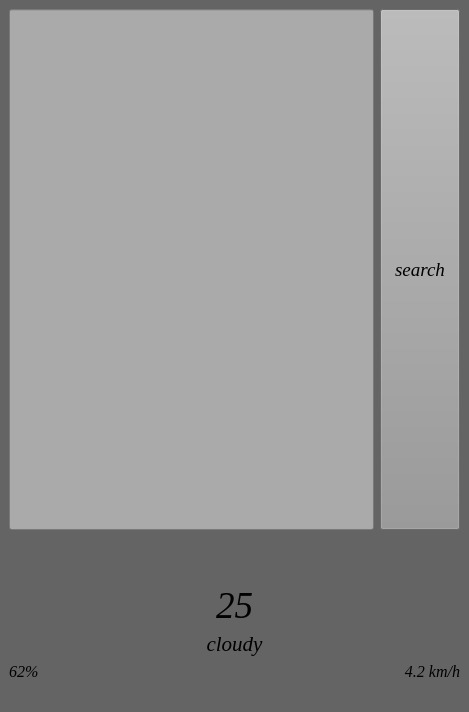
Before: the Qt Designer form PyLearnAPIWeather/main.ui in MSaberian/PyLearnAPI, drawn with Qt 5.
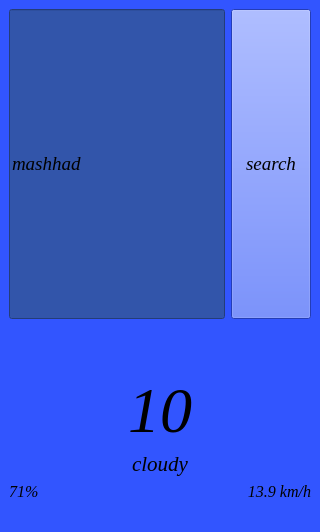
After: the same form once the commit is applied. Icons and pictures are not drawn.

```diff
--- a/PyLearnAPIWeather/main.ui
+++ b/PyLearnAPIWeather/main.ui
@@ -6,8 +6,8 @@
    <rect>
     <x>0</x>
     <y>0</y>
-    <width>469</width>
-    <height>712</height>
+    <width>320</width>
+    <height>532</height>
    </rect>
   </property>
   <property name="windowTitle">
@@ -21,12 +21,12 @@
    <bool>false</bool>
   </property>
   <property name="styleSheet">
-   <string notr="true">background-color:rgb(100,100, 100);</string>
+   <string notr="true">background-color:rgb(50, 85, 255);</string>
   </property>
   <widget class="QWidget" name="centralwidget">
    <layout class="QGridLayout" name="gridLayout_2">
     <item row="0" column="0">
-     <layout class="QGridLayout" name="gridLayout" rowstretch="7,0" columnstretch="7,0">
+     <layout class="QGridLayout" name="gridLayout" rowstretch="7" columnstretch="7,0">
       <item row="0" column="1">
        <widget class="QPushButton" name="search">
         <property name="sizePolicy">
@@ -43,7 +43,7 @@
          </font>
         </property>
         <property name="styleSheet">
-         <string notr="true">background-color:rgb(150,150, 150);</string>
+         <string notr="true">background-color:rgb(50,85, 255);</string>
         </property>
         <property name="text">
          <string>search</string>
@@ -60,15 +60,17 @@
         </property>
         <property name="font">
          <font>
-          <pointsize>30</pointsize>
-          <bold>true</bold>
+          <family>Times New Roman</family>
+          <pointsize>14</pointsize>
+          <italic>true</italic>
+          <bold>false</bold>
          </font>
         </property>
         <property name="styleSheet">
-         <string notr="true">background-color:rgb(170,170, 170);</string>
+         <string notr="true">background-color:rgb(50,85, 170);</string>
         </property>
         <property name="text">
-         <string/>
+         <string>mashhad</string>
         </property>
         <property name="readOnly">
          <bool>false</bool>
@@ -81,6 +83,12 @@
      <layout class="QVBoxLayout" name="verticalLayout">
       <item>
        <widget class="QLabel" name="label_4">
+        <property name="maximumSize">
+         <size>
+          <width>300</width>
+          <height>300</height>
+         </size>
+        </property>
         <property name="font">
          <font>
           <family>Times New Roman</family>
@@ -113,12 +121,12 @@
         <property name="font">
          <font>
           <family>Times New Roman</family>
-          <pointsize>28</pointsize>
+          <pointsize>48</pointsize>
           <italic>true</italic>
          </font>
         </property>
         <property name="text">
-         <string>25</string>
+         <string>10</string>
         </property>
         <property name="alignment">
          <set>Qt::AlignCenter</set>
@@ -154,7 +162,7 @@
            </font>
           </property>
           <property name="text">
-           <string>62%</string>
+           <string>71%</string>
           </property>
          </widget>
         </item>
@@ -171,7 +179,7 @@
            <enum>Qt::LeftToRight</enum>
           </property>
           <property name="text">
-           <string>4.2 km/h</string>
+           <string>13.9 km/h</string>
           </property>
           <property name="alignment">
            <set>Qt::AlignRight|Qt::AlignTrailing|Qt::AlignVCenter</set>
```
Left out of the diff: 4 changed lines with no effect on the pictures.
